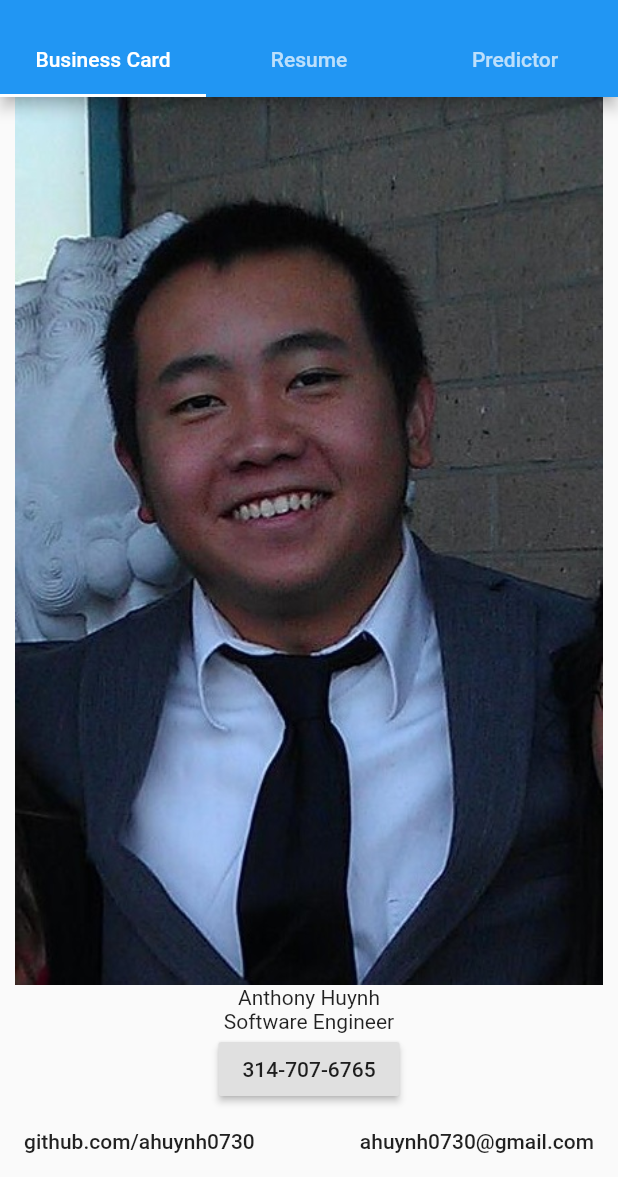
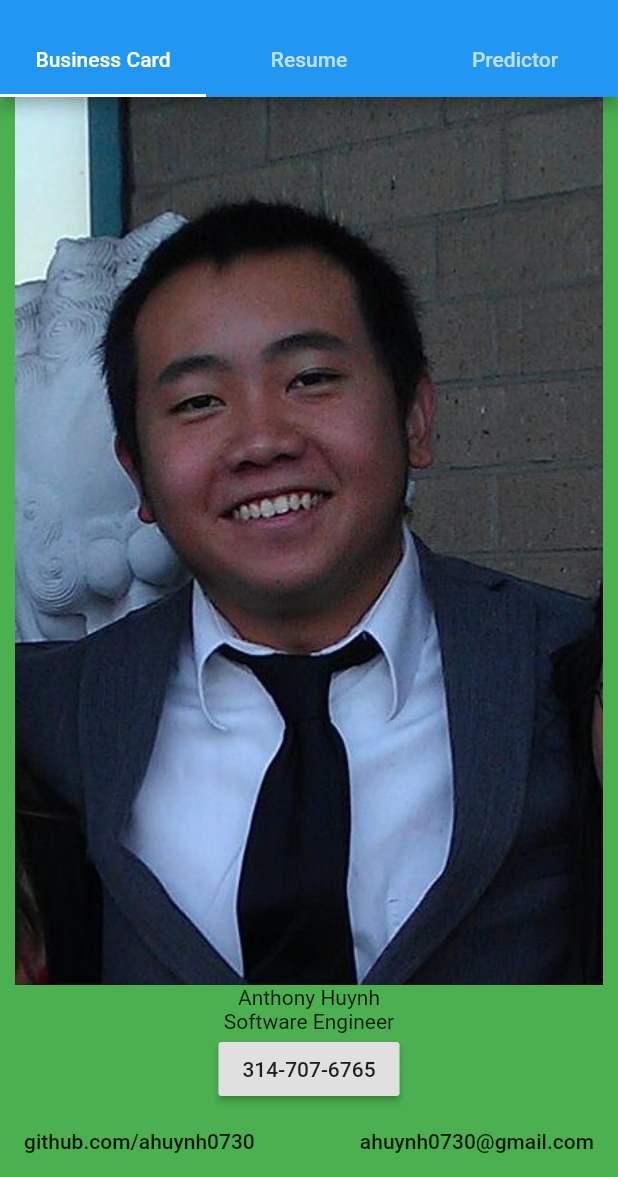
Before and after one commit to ahuynh0730/CS492, a Flutter app: the screen it shows after launch, on a phone screen of 412 x 824 dp, the part 59-1236 px from its top. Run offline on Flutter 3.47's test engine with Material 2 defaults, Android fonts, the phone set to English and light mode, and no system bars.

Commit message:
Update businessCardScreen.dart
Changed background color

```diff
--- a/call_me_maybe/lib/screens/businessCardScreen.dart
+++ b/call_me_maybe/lib/screens/businessCardScreen.dart
@@ -9,7 +9,9 @@ class BusinessCardScreen extends StatelessWidget {
 
   @override
   Widget build(BuildContext context) {
-    return Column(
+    return Container(
+      color: Colors.green,
+      child: Column(
         children: <Widget>[
           Expanded(
             child: Image.asset('assets/pictures/myPhoto.jpg')
@@ -39,6 +41,7 @@ class BusinessCardScreen extends StatelessWidget {
           ]
         ),
         ]
+      )
     );
   }
 
```
Lines whose indentation alone changed are shown as unchanged.
